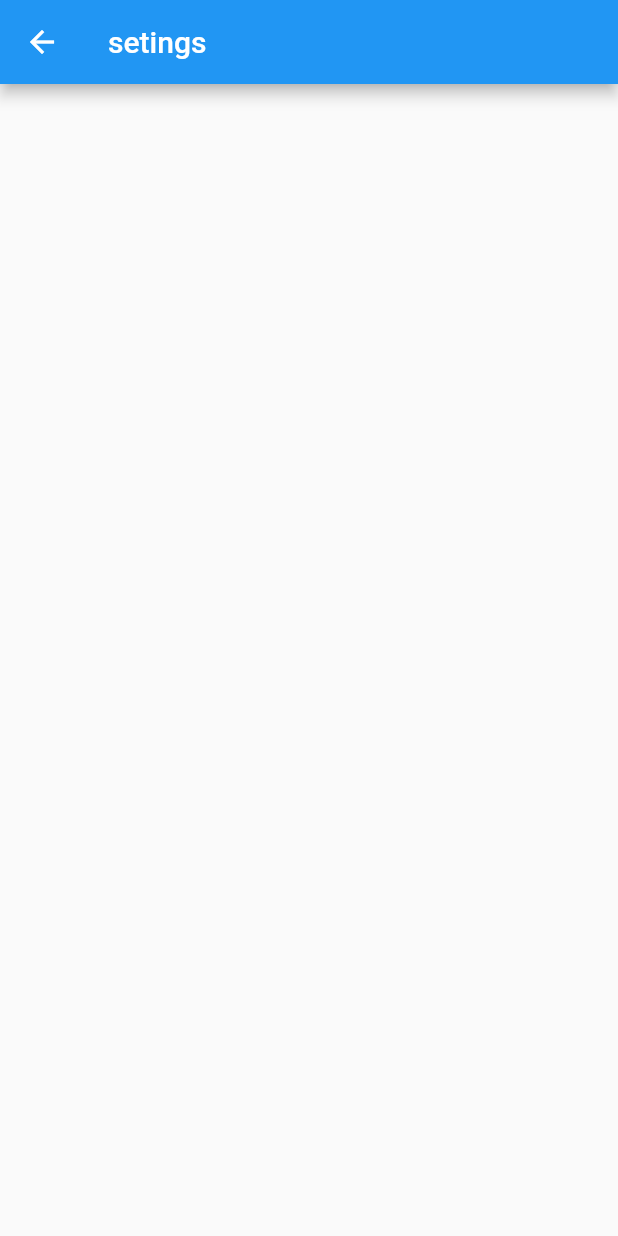
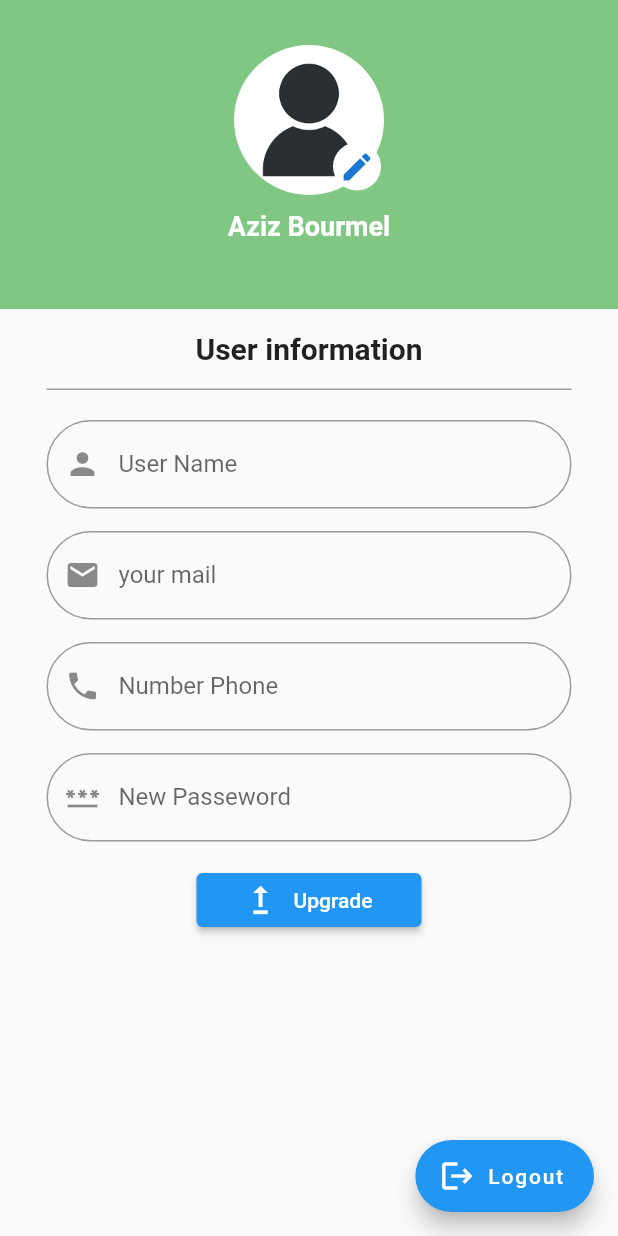
Before and after one commit to AzizBourmel1/Solution_chalenge, a Flutter app: the settings screen opened by its route, on a phone screen of 412 x 824 dp. Run offline on Flutter 3.47's test engine with Material 2 defaults, Android fonts, the light colour scheme and no system bars; our stand-ins replace awesome_dialog, email_validator, firebase_auth, firebase_core, firebase_storage, flutter_spinkit and 3 more; accounts and stored records are empty.

Commit message:
page settings add

```diff
--- a/second_life/lib/home/settings.dart
+++ b/second_life/lib/home/settings.dart
@@ -1,6 +1,10 @@
+import 'dart:io';
+
 import 'package:flutter/material.dart';
 import 'package:flutter/src/widgets/framework.dart';
 import 'package:flutter/src/widgets/placeholder.dart';
+import 'package:http/http.dart';
+import 'package:image_picker/image_picker.dart';
 
 class settings extends StatefulWidget {
   const settings({super.key});
@@ -10,11 +14,180 @@ class settings extends StatefulWidget {
 }
 
 class _settingsState extends State<settings> {
+  String imagePath = "";
+  void getImage() async {
+    ImagePicker picker = ImagePicker();
+    var pickedImage = await picker.pickImage(source: ImageSource.gallery);
+    imagePath = pickedImage!.path;
+    setState(() {});
+  }
+
   @override
   Widget build(BuildContext context) {
     return Scaffold(
-      appBar: AppBar(
-        title: Text("setings"),
+      body: ListView(
+        children: [
+          Container(
+            color: Colors.green[300],
+            height: MediaQuery.of(context).size.height * 0.25,
+            width: double.infinity,
+            child: Column(children: <Widget>[
+              SizedBox(
+                height: 30,
+              ),
+              Stack(
+                children: <Widget>[
+                  ClipRRect(
+                    borderRadius: BorderRadius.circular(200),
+                    child: (imagePath == "")
+                        ? Image.asset(
+                            "assets/user.png",
+                            height: 100,
+                            width: 100,
+                          )
+                        : ClipRRect(
+                            borderRadius: BorderRadius.circular(200),
+                            child: Image.file(
+                              File(imagePath),
+                              height: 100.0,
+                              width: 100.0,
+                              fit: BoxFit.fill,
+                            )),
+                  ),
+                  Positioned(
+                    bottom: 3,
+                    right: 2,
+                    child: InkWell(
+                      onTap: getImage,
+                      child: CircleAvatar(
+                        radius: 16,
+                        backgroundColor: Colors.white,
+                        child: Icon(Icons.edit),
+                      ),
+                    ),
+                  ),
+                ],
+              ),
+              SizedBox(
+                height: 10,
+              ),
+              Text(
+                "Aziz Bourmel",
+                style: TextStyle(
+                    fontSize: 18,
+                    fontWeight: FontWeight.bold,
+                    color: Colors.white),
+              ),
+            ]),
+          ),
+          SizedBox(
+            height: 15,
+          ),
+          Container(
+              child: Column(
+            children: [
+              Text(
+                "User information",
+                style: TextStyle(fontWeight: FontWeight.bold, fontSize: 20),
+              ),
+              SizedBox(
+                height: 15,
+              ),
+              SizedBox(
+                height: 1,
+                width: 350,
+                child: Material(
+                  color: Colors.grey,
+                ),
+              ),
+              SizedBox(
+                height: 20,
+              ),
+              SizedBox(
+                width: 350,
+                child: TextFormField(
+                  decoration: InputDecoration(
+                      prefixIcon: Icon(Icons.person),
+                      label: Text("User Name "),
+                      border: OutlineInputBorder(
+                        borderRadius: BorderRadius.circular(30),
+                      )),
+                  keyboardType: TextInputType.text,
+                ),
+              ),
+              SizedBox(
+                height: 15,
+              ),
+              SizedBox(
+                width: 350,
+                child: TextFormField(
+                  decoration: InputDecoration(
+                      prefixIcon: Icon(Icons.mail),
+                      labelText: "your mail",
+                      border: OutlineInputBorder(
+                        borderRadius: BorderRadius.circular(30),
+                      )),
+                  keyboardType: TextInputType.emailAddress,
+                ),
+              ),
+              SizedBox(
+                height: 15,
+              ),
+              SizedBox(
+                width: 350,
+                child: TextFormField(
+                  decoration: InputDecoration(
+                      prefixIcon: Icon(Icons.phone),
+                      labelText: "Number Phone",
+                      border: OutlineInputBorder(
+                        borderRadius: BorderRadius.circular(30),
+                      )),
+                  keyboardType: TextInputType.number,
+                ),
+              ),
+              SizedBox(
+                height: 15,
+              ),
+              SizedBox(
+                width: 350,
+                child: TextFormField(
+                  obscureText: true,
+                  decoration: InputDecoration(
+                      prefixIcon: Icon(Icons.password),
+                      labelText: "New Passeword",
+                      border: OutlineInputBorder(
+                        borderRadius: BorderRadius.circular(30),
+                      )),
+                  keyboardType: TextInputType.text,
+                ),
+              ),
+              SizedBox(
+                height: 15,
+              ),
+              SizedBox(
+                width: 150,
+                child: ElevatedButton.icon(
+                  // <-- ElevatedButton
+
+                  onPressed: () {},
+
+                  icon: Icon(
+                    Icons.upgrade,
+                    size: 28.0,
+                  ),
+
+                  label: Text('Upgrade'),
+                ),
+              ),
+            ],
+          ))
+        ],
+      ),
+      floatingActionButton: FloatingActionButton.extended(
+        onPressed: () {},
+        label: const Text('Logout'),
+        icon: const Icon(Icons.logout),
+        backgroundColor: Colors.blue,
       ),
     );
   }
```
Also changed, not shown: second_life/assets/user.png (added).
